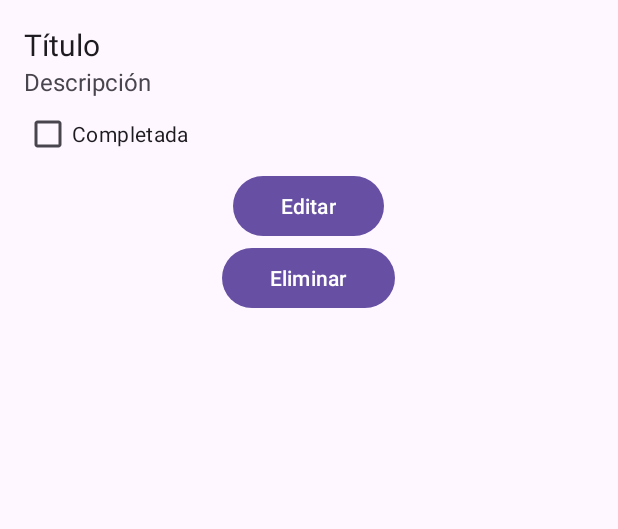
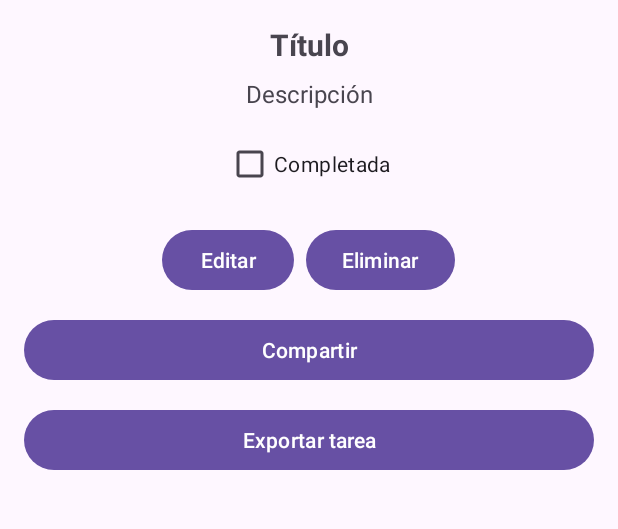
Before and after one commit to aitzolluengo/ToDoIst-Aitzol, an Android app: the fragment TaskDetailFragment placed in its activity, on a phone screen of 412 x 824 dp, the part 96-625 px from its top. Run offline under Robolectric (Android 15) with nearby library versions, the phone set to English and light mode, and no system bars; our stand-ins replace Room's generated code.

Commit message:
Poder compartir la tarea y exportarla en .txt

```diff
--- a/app/src/main/AndroidManifest.xml
+++ b/app/src/main/AndroidManifest.xml
@@ -3,6 +3,7 @@
     xmlns:tools="http://schemas.android.com/tools">
 
     <uses-permission android:name="android.permission.POST_NOTIFICATIONS"/>
+    <uses-permission android:name="android.permission.WRITE_EXTERNAL_STORAGE"/>
 
 
     <application
--- a/app/src/main/res/layout/fragment_task_detail.xml
+++ b/app/src/main/res/layout/fragment_task_detail.xml
@@ -3,7 +3,8 @@
     android:layout_width="match_parent"
     android:layout_height="match_parent"
     android:orientation="vertical"
-    android:padding="16dp">
+    android:padding="16dp"
+    android:gravity="center_horizontal">
 
     <!-- Título de la tarea -->
     <TextView
@@ -12,7 +13,9 @@
         android:layout_height="wrap_content"
         android:text="@string/task_title"
         android:textSize="20sp"
-        android:textAppearance="?android:attr/textAppearanceLarge"/>
+        android:textStyle="bold"
+        android:gravity="center"
+        android:layout_marginBottom="8dp"/>
 
     <!-- Descripción de la tarea -->
     <TextView
@@ -21,7 +24,8 @@
         android:layout_height="wrap_content"
         android:text="@string/task_description"
         android:textSize="16sp"
-        android:textAppearance="?android:attr/textAppearanceMedium"/>
+        android:gravity="center"
+        android:layout_marginBottom="12dp"/>
 
     <!-- Checkbox para marcar como completada -->
     <CheckBox
@@ -29,23 +33,47 @@
         android:layout_width="wrap_content"
         android:layout_height="wrap_content"
         android:text="@string/task_completed"
-        android:autofillHints="taskCompleted"/>
+        android:autofillHints="taskCompleted"
+        android:layout_marginBottom="16dp"/>
 
-    <!-- Botón para editar -->
+    <!-- Botones de Editar y Eliminar alineados horizontalmente -->
+    <LinearLayout
+        android:layout_width="match_parent"
+        android:layout_height="wrap_content"
+        android:orientation="horizontal"
+        android:gravity="center">
+
         <Button
             android:id="@+id/buttonEdit"
             android:layout_width="wrap_content"
             android:layout_height="wrap_content"
             android:text="@string/button_edit"
-        android:layout_gravity="center_horizontal"
-        android:paddingHorizontal="32dp"/>
+            android:paddingHorizontal="24dp"
+            android:layout_marginEnd="8dp"/>
 
-    <!-- Botón para eliminar -->
         <Button
             android:id="@+id/buttonDelete"
             android:layout_width="wrap_content"
             android:layout_height="wrap_content"
             android:text="@string/button_delete"
-        android:layout_gravity="center_horizontal"
-        android:paddingHorizontal="32dp"/>
+            android:paddingHorizontal="24dp"/>
     </LinearLayout>
+
+    <!-- Botón de Compartir -->
+    <Button
+        android:id="@+id/buttonShare"
+        android:layout_width="match_parent"
+        android:layout_height="wrap_content"
+        android:text="@string/button_share"
+        android:layout_marginTop="12dp"
+        android:paddingVertical="8dp"/>
+
+    <!-- Botón de Exportar -->
+    <Button
+        android:id="@+id/buttonExport"
+        android:layout_width="match_parent"
+        android:layout_height="wrap_content"
+        android:text="@string/export_task"
+        android:layout_marginTop="12dp"
+        android:paddingVertical="8dp"/>
+</LinearLayout>
--- a/app/src/main/res/values/strings.xml
+++ b/app/src/main/res/values/strings.xml
@@ -47,5 +47,21 @@
     <string name="delete_task_confirm">Sí</string>
     <string name="delete_task_cancel">Cancelar</string>
 
+    <string name="delete_all_tasks_title">Eliminar todas las tareas</string>
+    <string name="delete_all_tasks_message">¿Estás seguro de que deseas eliminar todas las tareas completadas?</string>
+    <string name="delete_all_tasks_confirm">Sí</string>
+    <string name="delete_all_tasks_cancel">Cancelar</string>
+
+    <string name="task_selected_title">Tarea seleccionada</string>
+    <string name="task_selected_message">Has seleccionado:</string>
+    <string name="ok_button">OK</string>
+
+    <string name="button_share">Compartir</string>
+
+    <string name="share_task_title">Compartir tarea</string>
+    <string name="share_task_text">Tarea: %1$s\nDescripción: %2$s\nEstado: %3$s</string>
+    <string name="task_not_completed">No Completada</string>
+    <string name="export_task">Exportar tarea</string>
+
 
 </resources>
```
Also changed, not shown: app/src/main/java/com/tzolas/todoist_aitzol/ui/EditTaskFragment.java (added, +55 -0 lines), app/src/main/java/com/tzolas/todoist_aitzol/ui/completedtask/CompletedTasksFragment.java (+6 -7 lines), app/src/main/java/com/tzolas/todoist_aitzol/ui/taskdetail/TaskDetailFragment.java (+60 -1 lines), app/src/main/res/layout/fragment_edit_task.xml (added, +64 -0 lines), 1 other file. Lines whose indentation alone changed are shown as unchanged.
